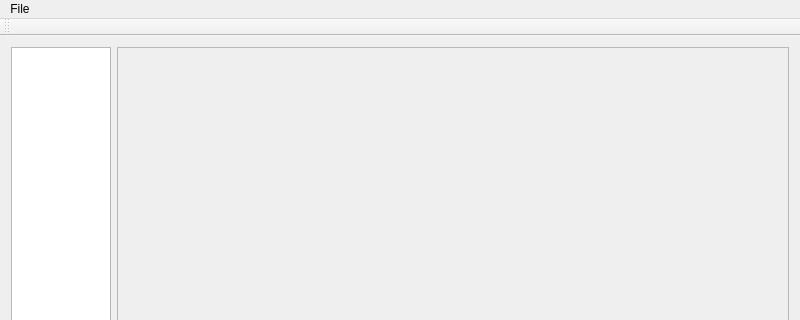
This is source/mainwindow.ui in mighty1231/GrpEditor as Qt 5 draws it before an edit; both pictures show x 0 to 800 and y 0 to 320 of the 800 by 600 pixel window. The edited form follows.
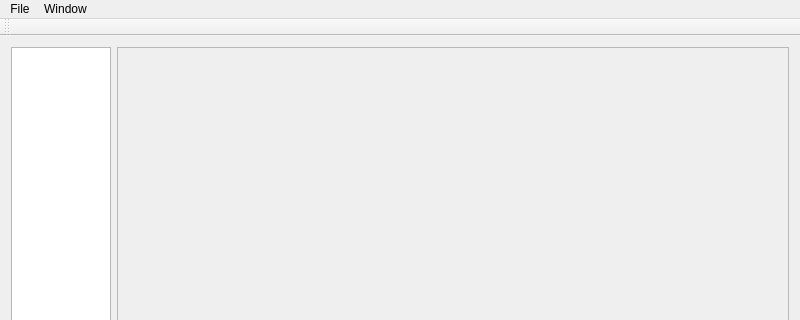
This is the edited form.

Commit message: Connected between main window and pallete window

What changed in the file:
```diff
--- a/source/mainwindow.ui
+++ b/source/mainwindow.ui
@@ -70,10 +70,17 @@
     <addaction name="actionNew"/>
     <addaction name="actionOpen_grp"/>
     <addaction name="separator"/>
-    <addaction name="actionSave_grp"/>
-    <addaction name="actionSave_As"/>
+    <addaction name="act_save"/>
+    <addaction name="act_save_as"/>
+   </widget>
+   <widget class="QMenu" name="menuTool">
+    <property name="title">
+     <string>Window</string>
+    </property>
+    <addaction name="act_pallete"/>
    </widget>
    <addaction name="menuFile"/>
+   <addaction name="menuTool"/>
   </widget>
   <widget class="QToolBar" name="mainToolBar">
    <attribute name="toolBarArea">
```
Left out of the diff: 23 changed lines with no effect on the pictures. The commit also changes 7 other files.
